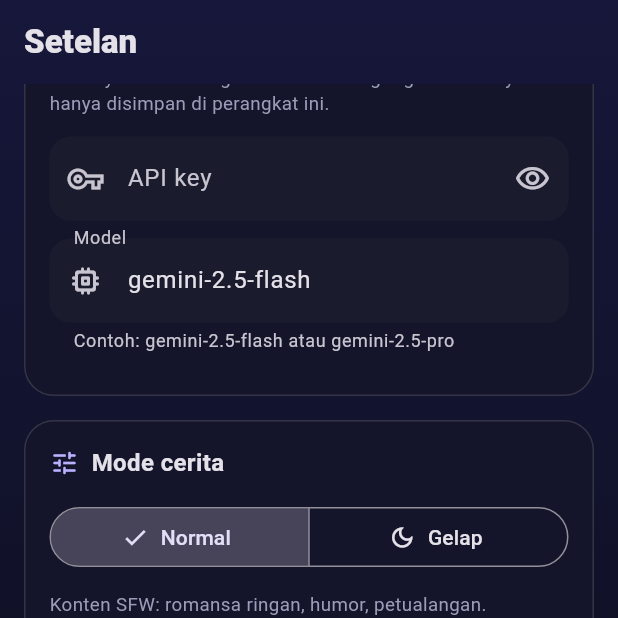
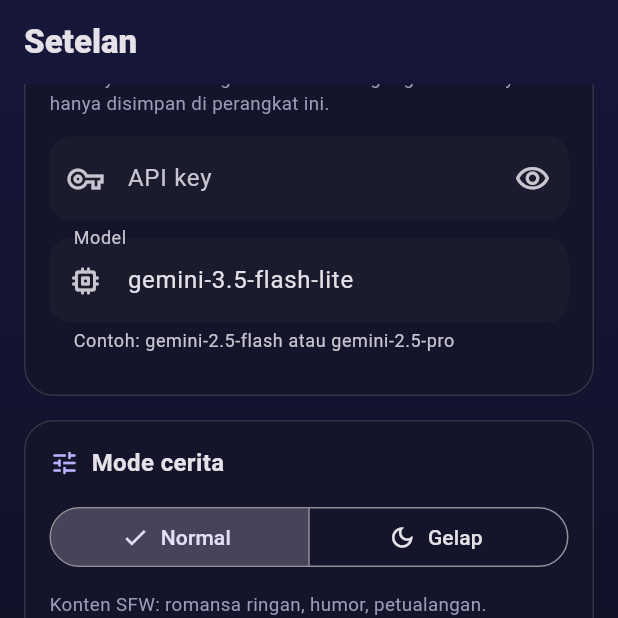
Before and after one commit to amatsukamiharuto-boop/RP-Chat, a Flutter app: the screen it shows after launch, item 4 of the bottom bar chosen, scrolled down 63 dp, on a phone screen of 412 x 824 dp, the top half of it. Run offline on Flutter 3.47's test engine with Material 3 defaults, Android fonts, the phone set to English and light mode, and no system bars; our stand-ins replace shared_preferences; statements that could not run were skipped.

Commit message:
Update models.dart

```diff
--- a/lib/models.dart
+++ b/lib/models.dart
@@ -5,7 +5,7 @@ class AppSettings {
 
   const AppSettings({
     this.apiKey = '',
-    this.model = 'gemini-2.5-flash',
+    this.model = 'gemini-3.5-flash-lite',
     this.mode = 'normal',
   });
 
@@ -13,7 +13,7 @@ class AppSettings {
 
   factory AppSettings.fromJson(Map<String, dynamic> j) => AppSettings(
         apiKey: (j['apiKey'] ?? '') as String,
-        model: (j['model'] ?? 'gemini-2.5-flash') as String,
+        model: (j['model'] ?? 'gemini-3.5-flash-lite') as String,
         mode: (j['mode'] ?? 'normal') as String,
       );
 }
```
